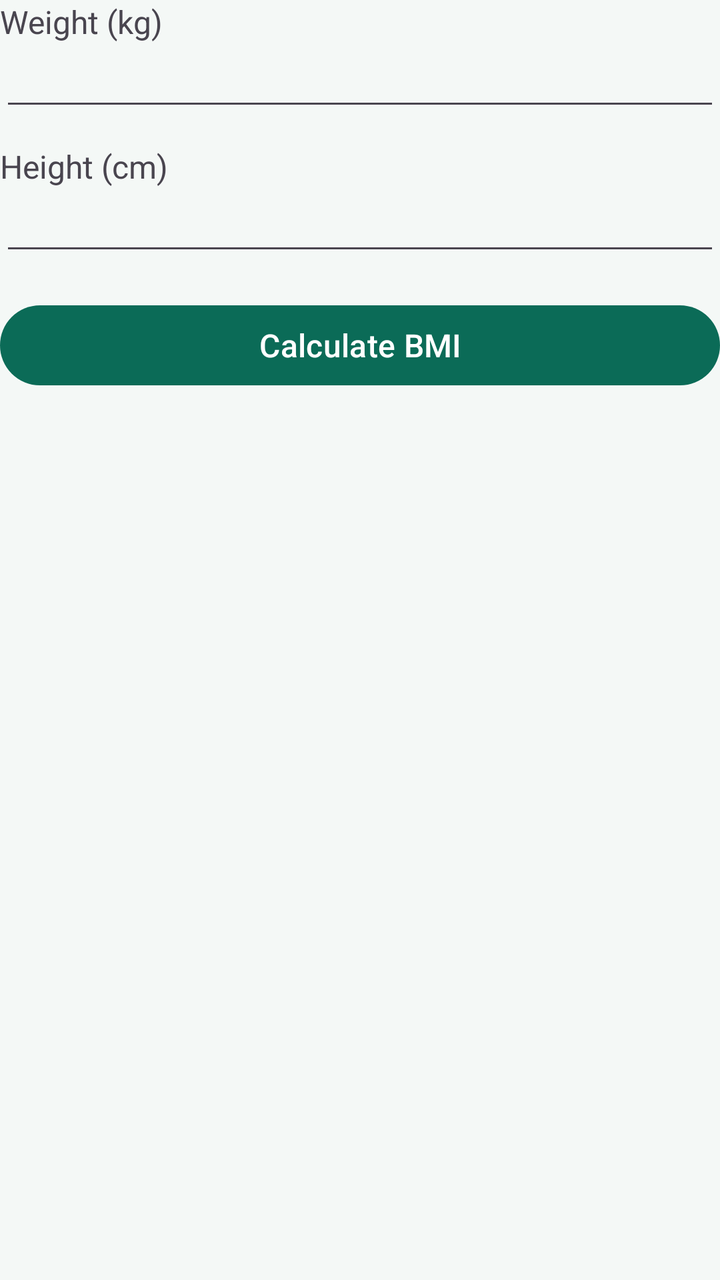
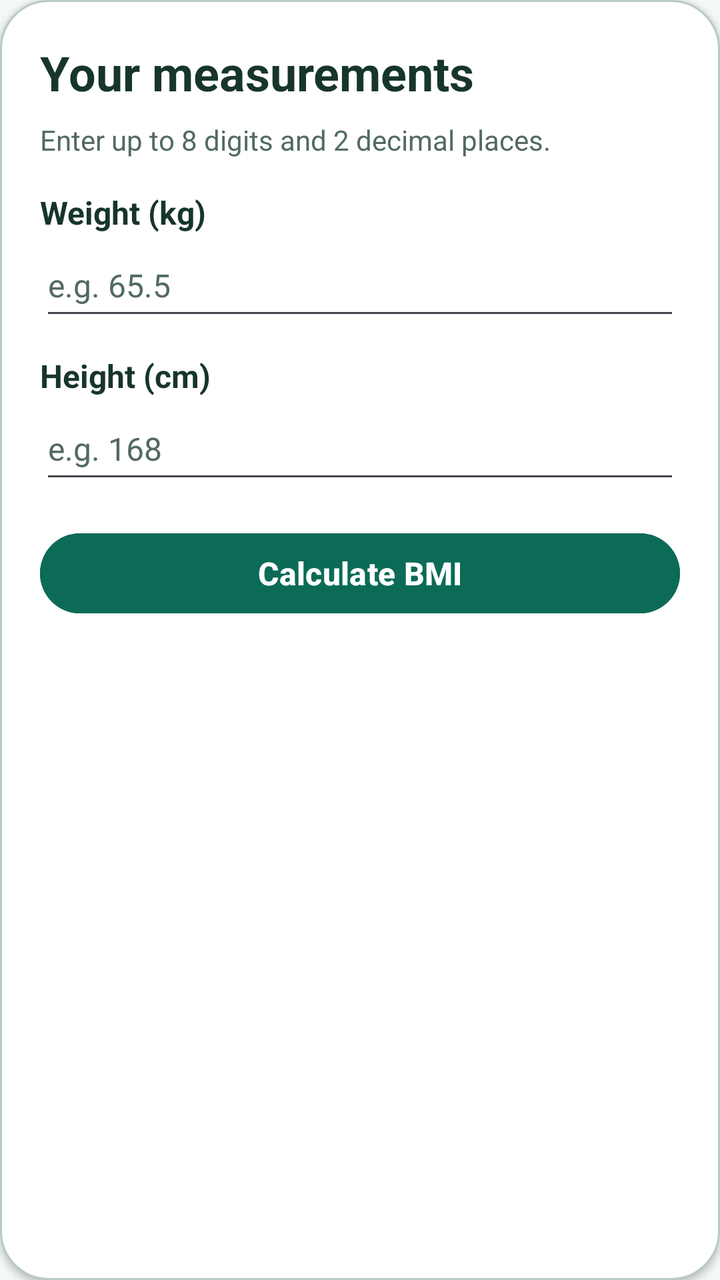

The first picture is an Android layout as it rendered before a commit; the second is the same layout after the commit. The layout source and the unified diff follow.
<!-- AndroidManifest.xml: application theme Theme.BMICalculator -->
<!-- res/layout/view_bmi_form.xml -->
<?xml version="1.0" encoding="utf-8"?>
<LinearLayout xmlns:android="http://schemas.android.com/apk/res/android"
    android:id="@+id/panel_form"
    android:layout_width="match_parent"
    android:layout_height="wrap_content"
    android:orientation="vertical">

    <TextView
        android:layout_width="wrap_content"
        android:layout_height="wrap_content"
        android:text="@string/label_weight"
        android:textSize="@dimen/text_body" />

    <EditText
        android:id="@+id/input_weight"
        android:layout_width="match_parent"
        android:layout_height="wrap_content"
        android:layout_marginBottom="@dimen/field_gap"
        android:inputType="numberDecimal|numberSigned"
        android:saveEnabled="false"
        android:textSize="@dimen/text_body" />

    <TextView
        android:layout_width="wrap_content"
        android:layout_height="wrap_content"
        android:text="@string/label_height"
        android:textSize="@dimen/text_body" />

    <EditText
        android:id="@+id/input_height"
        android:layout_width="match_parent"
        android:layout_height="wrap_content"
        android:layout_marginBottom="@dimen/section_gap"
        android:inputType="numberDecimal|numberSigned"
        android:saveEnabled="false"
        android:textSize="@dimen/text_body" />

    <Button
        android:id="@+id/button_calculate"
        android:layout_width="match_parent"
        android:layout_height="wrap_content"
        android:text="@string/action_calculate"
        android:textSize="@dimen/text_body" />

</LinearLayout>
<!-- resources referenced by this layout -->
<resources>
  <dimen name="field_gap">12dp</dimen>
  <dimen name="section_gap">16dp</dimen>
  <dimen name="text_body">16sp</dimen>
  <string name="action_calculate">Calculate BMI</string>
  <string name="label_height">Height (cm)</string>
  <string name="label_weight">Weight (kg)</string>
  <style name="Theme.BMICalculator" parent="Base.Theme.BMICalculator" />
  <style name="Base.Theme.BMICalculator" parent="Theme.Material3.DayNight.NoActionBar">
  
          
          <item name="colorPrimary">@color/bmi_primary</item>
          <item name="colorOnPrimary">@color/bmi_on_primary</item>
  
          
          <item name="colorPrimaryContainer">@color/bmi_surface_soft</item>
          <item name="colorOnPrimaryContainer">@color/bmi_text_primary</item>
  
          
          <item name="colorSecondary">@color/bmi_accent</item>
          <item name="colorOnSecondary">@color/bmi_text_primary</item>
  
          
          <item name="colorSurface">@color/bmi_surface</item>
          <item name="colorOnSurface">@color/bmi_text_primary</item>
          <item name="colorOutline">@color/bmi_outline</item>
  
          
          <item name="android:windowBackground">@color/bmi_canvas</item>
          <item name="android:statusBarColor">@color/bmi_canvas</item>
          <item name="android:navigationBarColor">@color/bmi_canvas</item>
  
          
          <item name="android:windowLightStatusBar">true</item>
          <item name="android:windowLightNavigationBar">true</item>
  
      </style>
  <color name="bmi_primary">#0B6B57</color>
  <color name="bmi_on_primary">#FFFFFFFF</color>
  <color name="bmi_surface_soft">#E6F1ED</color>
  <color name="bmi_text_primary">#17352D</color>
  <color name="bmi_accent">#F08A5D</color>
  <color name="bmi_surface">#FFFFFFFF</color>
  <color name="bmi_outline">#B8CBC5</color>
  <color name="bmi_canvas">#F4F8F6</color>
</resources>

<!-- the commit's change to res/layout/view_bmi_form.xml (unified diff, before → after) -->
@@ -3,43 +3,89 @@
     android:id="@+id/panel_form"
     android:layout_width="match_parent"
     android:layout_height="wrap_content"
-    android:orientation="vertical">
+    android:background="@drawable/bg_bmi_card"
+    android:clipToOutline="true"
+    android:elevation="@dimen/card_elevation"
+    android:orientation="vertical"
+    android:padding="@dimen/card_padding">
 
+    
+    <TextView
+        android:layout_width="match_parent"
+        android:layout_height="wrap_content"
+        android:accessibilityHeading="true"
+        android:text="@string/form_title"
+        android:textColor="@color/bmi_text_primary"
+        android:textSize="@dimen/text_title"
+        android:textStyle="bold" />
+
+    
+    <TextView
+        android:layout_width="match_parent"
+        android:layout_height="wrap_content"
+        android:layout_marginTop="@dimen/compact_gap"
+        android:text="@string/form_helper"
+        android:textColor="@color/bmi_text_secondary"
+        android:textSize="@dimen/text_caption" />
+
+    
     <TextView
         android:layout_width="wrap_content"
         android:layout_height="wrap_content"
+        android:layout_marginTop="@dimen/section_gap"
+        android:labelFor="@id/input_weight"
         android:text="@string/label_weight"
-        android:textSize="@dimen/text_body" />
+        android:textColor="@color/bmi_text_primary"
+        android:textSize="@dimen/text_body"
+        android:textStyle="bold" />
 
     <EditText
         android:id="@+id/input_weight"
         android:layout_width="match_parent"
         android:layout_height="wrap_content"
         android:layout_marginBottom="@dimen/field_gap"
+        android:hint="@string/hint_weight"
         android:inputType="numberDecimal|numberSigned"
+        android:minHeight="@dimen/control_min_height"
         android:saveEnabled="false"
+        android:textColor="@color/bmi_text_primary"
+        android:textColorHint="@color/bmi_text_secondary"
         android:textSize="@dimen/text_body" />
 
+    
     <TextView
         android:layout_width="wrap_content"
         android:layout_height="wrap_content"
+        android:labelFor="@id/input_height"
         android:text="@string/label_height"
-        android:textSize="@dimen/text_body" />
+        android:textColor="@color/bmi_text_primary"
+        android:textSize="@dimen/text_body"
+        android:textStyle="bold" />
 
     <EditText
         android:id="@+id/input_height"
         android:layout_width="match_parent"
         android:layout_height="wrap_content"
         android:layout_marginBottom="@dimen/section_gap"
+        android:hint="@string/hint_height"
         android:inputType="numberDecimal|numberSigned"
+        android:minHeight="@dimen/control_min_height"
         android:saveEnabled="false"
+        android:textColor="@color/bmi_text_primary"
+        android:textColorHint="@color/bmi_text_secondary"
         android:textSize="@dimen/text_body" />
 
+    
     <Button
         android:id="@+id/button_calculate"
         android:layout_width="match_parent"
         android:layout_height="wrap_content"
+        android:backgroundTint="@color/bmi_primary"
+        android:minHeight="@dimen/control_min_height"
         android:text="@string/action_calculate"
-        android:textSize="@dimen/text_body" />
+        android:textAllCaps="false"
+        android:textColor="@color/bmi_on_primary"
+        android:textSize="@dimen/text_body"
+        android:textStyle="bold" />
 
 </LinearLayout>
<!-- resource entries referenced after the edit -->
@@ -3,7 +3,30 @@
   <dimen name="field_gap">12dp</dimen>
   <dimen name="section_gap">16dp</dimen>
   <dimen name="text_body">16sp</dimen>
+  <dimen name="text_caption">14sp</dimen>
+  <dimen name="text_title">24sp</dimen>
+  <!-- drawable bg_bmi_card (drawable) -->
+  <?xml version="1.0" encoding="utf-8"?>
+  <shape xmlns:android="http://schemas.android.com/apk/res/android"
+      android:shape="rectangle">
+  
+      
+      <solid android:color="@color/bmi_surface" />
+  
+      
+      <stroke
+          android:width="@dimen/card_stroke_width"
+          android:color="@color/bmi_outline" />
+  
+      
+      <corners android:radius="@dimen/card_corner_radius" />
+  
+  </shape>
   <string name="action_calculate">Calculate BMI</string>
+  <string name="form_helper">Enter up to 8 digits and 2 decimal places.</string>
+  <string name="form_title">Your measurements</string>
+  <string name="hint_height">e.g. 168</string>
+  <string name="hint_weight">e.g. 65.5</string>
   <string name="label_height">Height (cm)</string>
   <string name="label_weight">Weight (kg)</string>
   <style name="Theme.BMICalculator" parent="Base.Theme.BMICalculator" />
@@ -40,9 +63,16 @@
   <color name="bmi_on_primary">#FFFFFFFF</color>
   <color name="bmi_surface_soft">#E6F1ED</color>
   <color name="bmi_text_primary">#17352D</color>
+  <color name="bmi_text_secondary">#526A62</color>
+  <dimen name="card_elevation">2dp</dimen>
+  <dimen name="card_padding">20dp</dimen>
+  <dimen name="compact_gap">8dp</dimen>
+  <dimen name="control_min_height">48dp</dimen>
   <color name="bmi_accent">#F08A5D</color>
   <color name="bmi_surface">#FFFFFFFF</color>
+  <dimen name="card_stroke_width">1dp</dimen>
   <color name="bmi_outline">#B8CBC5</color>
+  <dimen name="card_corner_radius">24dp</dimen>
   <color name="bmi_canvas">#F4F8F6</color>
 </resources>
 
